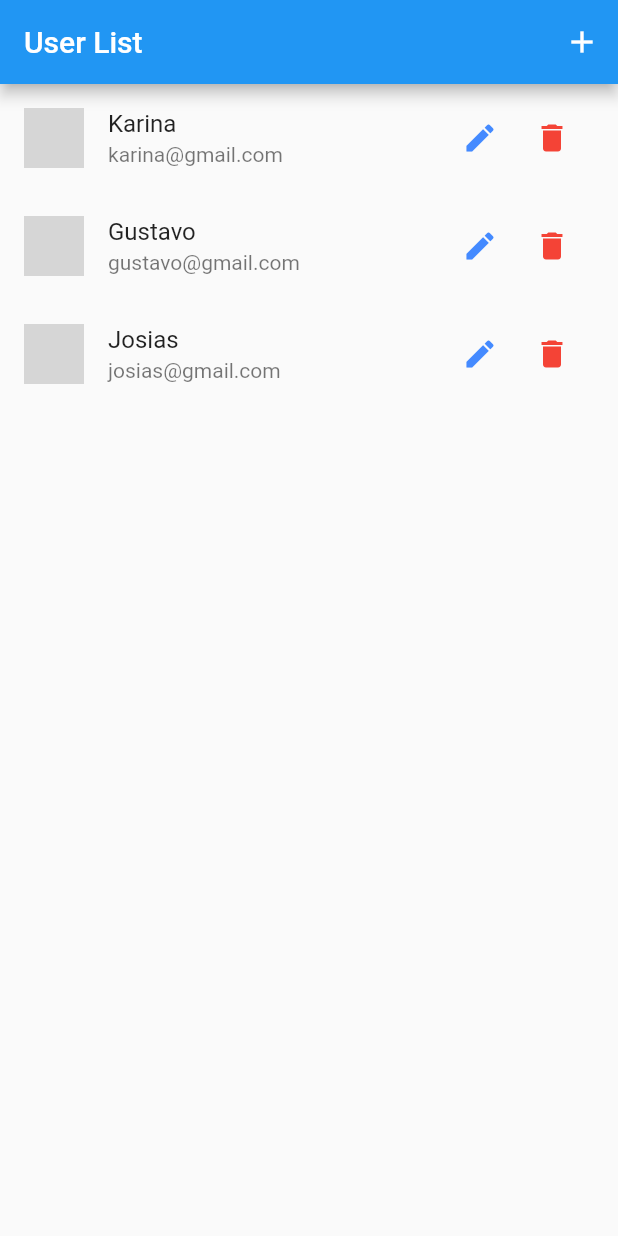
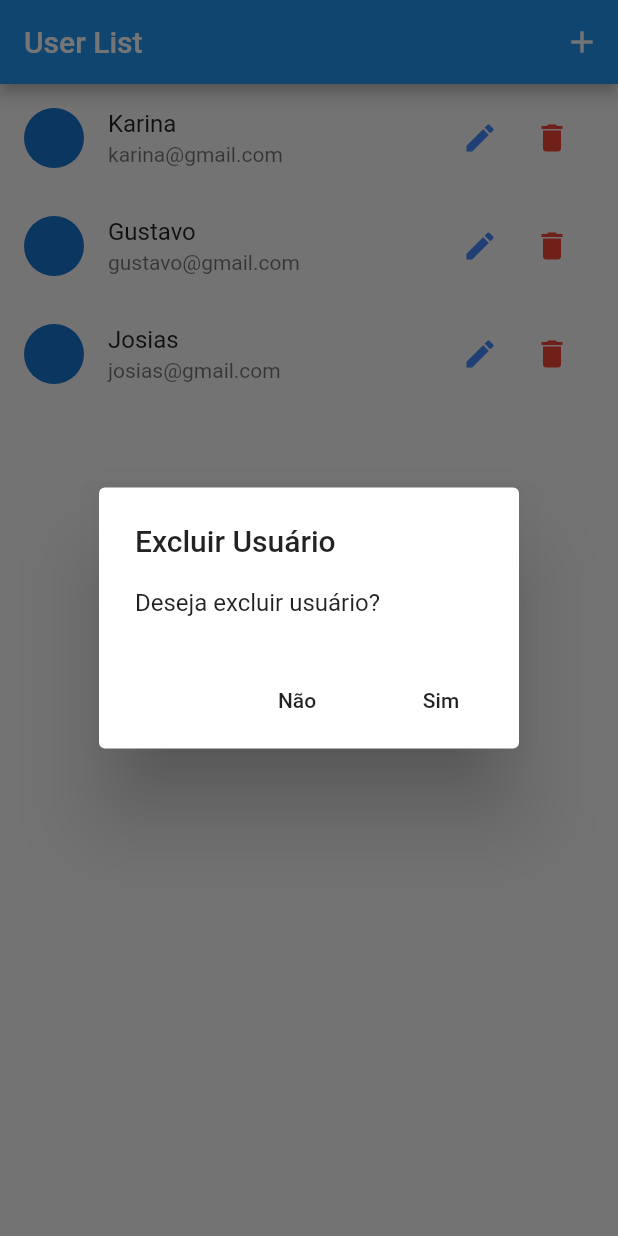
Before and after one commit to mbcordeiro/crud-flutter, a Flutter app: the screen it shows after launch, after a tap on the "delete" icon, on a phone screen of 412 x 824 dp. Run offline on Flutter 3.47's test engine with Material 2 defaults, Android fonts, the phone set to English and light mode, and no system bars; network calls fail; grey boxes are pictures that could not be loaded.

Commit message:
Delete user

```diff
--- a/lib/components/user_tile.dart
+++ b/lib/components/user_tile.dart
@@ -1,6 +1,8 @@
 import 'package:crud/models/user.dart';
+import 'package:crud/provider/users_provider.dart';
 import 'package:crud/routes/app_routes.dart';
 import 'package:flutter/material.dart';
+import 'package:provider/provider.dart';
 
 class UserTile extends StatelessWidget {
   final User user;
@@ -23,13 +25,33 @@ class UserTile extends StatelessWidget {
               icon: Icon(Icons.edit),
               color: Colors.blueAccent,
               onPressed: () {
-                Navigator.of(context).pushNamed(AppRoutes.USER_FORM, arguments: user);
+                Navigator.of(context)
+                    .pushNamed(AppRoutes.USER_FORM, arguments: user);
               },
             ),
             IconButton(
               icon: Icon(Icons.delete),
               color: Colors.red,
-              onPressed: () {},
+              onPressed: () {
+                showDialog(
+                  context: context,
+                  builder: (context) => AlertDialog(
+                    title: Text('Excluir Usuário'),
+                    content: Text('Deseja excluir usuário?'),
+                    actions: [
+                      FlatButton(
+                        child: Text('Não'),
+                        onPressed: () => Navigator.of(context).pop(false),
+                      ),
+                      FlatButton(
+                          child: Text('Sim'),
+                          onPressed: () => Navigator.of(context).pop(true))
+                    ],
+                  ),
+                ).then((confirmed) =>
+                    Provider.of<UsersProvider>(context, listen: false)
+                        .remove(user));
+              },
             )
           ],
         ),
```
